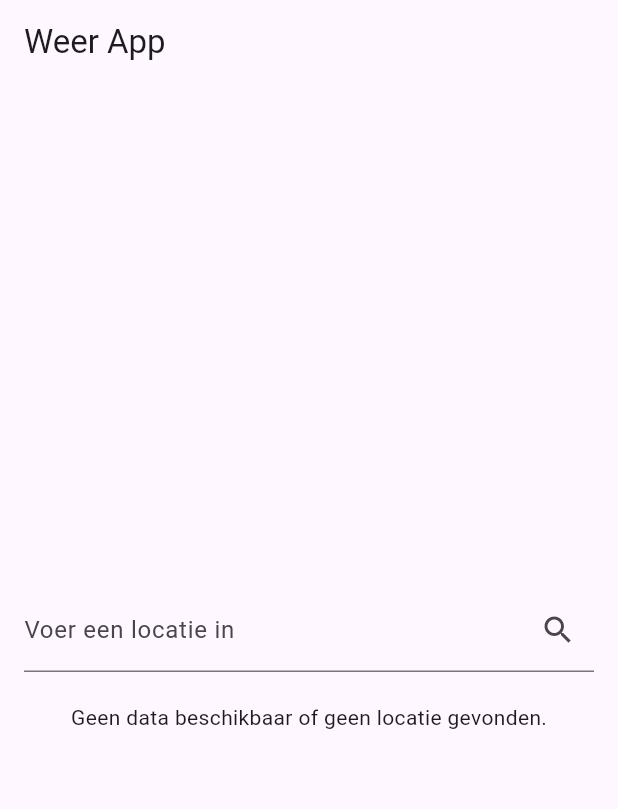
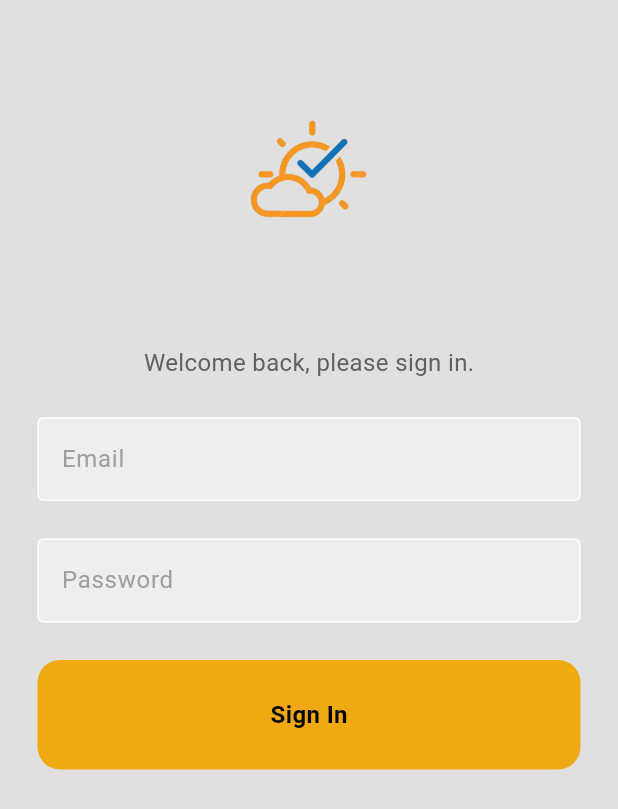
Before and after one commit to czout/weather_app, a Flutter app: the screen it shows after launch, on a phone screen of 412 x 824 dp. Shown: the top 809 px of the screen. Run offline on Flutter 3.47's test engine with Material 3 defaults, Android fonts, the phone set to English and light mode, and no system bars.

Commit message:
Front-End login page

```diff
--- a/lib/main.dart
+++ b/lib/main.dart
@@ -1,79 +1,78 @@
 import 'package:flutter/material.dart';
-import 'package:provider/provider.dart';
-import 'package:weather_app/providers/weather_provider.dart';
-import 'package:weather_app/widgets/weather_display.dart';
+import 'package:weather_app/pages/login_page.dart';
+// import 'package:provider/provider.dart';
+// import 'package:weather_app/providers/weather_provider.dart';
+// import 'package:weather_app/widgets/weather_display.dart';
 
 void main() {
-  runApp(
-    ChangeNotifierProvider(
-      create: (_) => WeatherProvider(),
-      child: MyApp(),
-    ),
-  );
+  runApp(const MyApp());
 }
 
 class MyApp extends StatelessWidget {
+  const MyApp({super.key});
+
   @override
   Widget build(BuildContext context) {
     return MaterialApp(
-      home: WeatherScreen(),
+      debugShowCheckedModeBanner: false,
+      home: LoginPage(),
     );
   }
 }
 
-class WeatherScreen extends StatelessWidget {
-  final TextEditingController _controller = TextEditingController();
+// class WeatherScreen extends StatelessWidget {
+//   final TextEditingController _controller = TextEditingController();
 
-  @override
-  Widget build(BuildContext context) {
-    return Scaffold(
-      appBar: AppBar(
-        title: Text('Weer App'),
-      ),
-      body: Center(
-        child: Padding(
-          padding: const EdgeInsets.all(16.0),
-          child: Column(
-            mainAxisAlignment: MainAxisAlignment.center,
-            children: [
-              TextField(
-                controller: _controller,
-                decoration: InputDecoration(
-                  labelText: 'Voer een locatie in',
-                  suffixIcon: IconButton(
-                    icon: Icon(Icons.search),
-                    onPressed: () {
-                      final provider =
-                          Provider.of<WeatherProvider>(context, listen: false);
-                      provider.fetchWeather(_controller.text);
-                    },
-                  ),
-                ),
-                onSubmitted: (value) {
-                  final provider =
-                      Provider.of<WeatherProvider>(context, listen: false);
-                  provider.fetchWeather(value);
-                },
-              ),
-              SizedBox(height: 20),
-              Consumer<WeatherProvider>(
-                builder: (context, provider, child) {
-                  if (provider.isLoading) {
-                    return CircularProgressIndicator();
-                  } else if (provider.weather != null) {
-                    return WeatherDisplay(weather: provider.weather!);
-                  } else if (!provider.isLoading && provider.weather == null) {
-                    return Text(
-                        'Geen data beschikbaar of geen locatie gevonden.');
-                  } else {
-                    return Container(); // In case nothing to display
-                  }
-                },
-              ),
-            ],
-          ),
-        ),
-      ),
-    );
-  }
-}
+//   @override
+//   Widget build(BuildContext context) {
+//     return Scaffold(
+//       appBar: AppBar(
+//         title: Text('Weer App'),
+//       ),
+//       body: Center(
+//         child: Padding(
+//           padding: const EdgeInsets.all(16.0),
+//           child: Column(
+//             mainAxisAlignment: MainAxisAlignment.center,
+//             children: [
+//               TextField(
+//                 controller: _controller,
+//                 decoration: InputDecoration(
+//                   labelText: 'Voer een locatie in',
+//                   suffixIcon: IconButton(
+//                     icon: Icon(Icons.search),
+//                     onPressed: () {
+//                       final provider =
+//                           Provider.of<WeatherProvider>(context, listen: false);
+//                       provider.fetchWeather(_controller.text);
+//                     },
+//                   ),
+//                 ),
+//                 onSubmitted: (value) {
+//                   final provider =
+//                       Provider.of<WeatherProvider>(context, listen: false);
+//                   provider.fetchWeather(value);
+//                 },
+//               ),
+//               SizedBox(height: 20),
+//               Consumer<WeatherProvider>(
+//                 builder: (context, provider, child) {
+//                   if (provider.isLoading) {
+//                     return CircularProgressIndicator();
+//                   } else if (provider.weather != null) {
+//                     return WeatherDisplay(weather: provider.weather!);
+//                   } else if (!provider.isLoading && provider.weather == null) {
+//                     return Text(
+//                         'Geen data beschikbaar of geen locatie gevonden.');
+//                   } else {
+//                     return Container(); // In case nothing to display
+//                   }
+//                 },
+//               ),
+//             ],
+//           ),
+//         ),
+//       ),
+//     );
+//   }
+// }
--- /dev/null
+++ b/lib/pages/login_page.dart
@@ -0,0 +1,77 @@
+import 'package:flutter/material.dart';
+import 'package:weather_app/widgets/form_display.dart';
+
+class LoginPage extends StatelessWidget {
+  LoginPage({super.key});
+
+  // Controllers
+  final emailController = TextEditingController();
+  final passwordController = TextEditingController();
+
+  @override
+  Widget build(BuildContext context) {
+    return Scaffold(
+        backgroundColor: Colors.grey[300],
+        body: SafeArea(
+            child: Center(
+                child: Column(children: [
+          // Weather App Logo
+          const SizedBox(height: 25),
+          Image.asset(
+            'lib/images/WeatherApp_Logo.png',
+            height: 200,
+            width: 200,
+          ),
+
+          // Welcome Message
+          const SizedBox(height: 5),
+
+          Text(
+            'Welcome back, please sign in.',
+            style: TextStyle(
+              color: Colors.grey[700],
+              fontSize: 16,
+            ),
+          ),
+
+          // Email TextField
+          const SizedBox(height: 25),
+
+          FormDisplay(
+            controller: emailController,
+            hintText: 'Email',
+            obscureText: false,
+          ),
+          // Password TextField
+          const SizedBox(height: 25),
+
+          FormDisplay(
+            controller: passwordController,
+            hintText: 'Password',
+            obscureText: true,
+          ),
+
+          // Sign-In Button
+          const SizedBox(height: 25),
+
+          GestureDetector(
+            child: Container(
+              padding: const EdgeInsets.all(25),
+              margin: const EdgeInsets.symmetric(horizontal: 25),
+              decoration: BoxDecoration(
+                  color: Color.fromARGB(255, 240, 169, 17),
+                  borderRadius: BorderRadius.circular(15)),
+              child: const Center(
+                  child: Text(
+                'Sign In',
+                style: TextStyle(
+                  color: Colors.black,
+                  fontWeight: FontWeight.bold,
+                  fontSize: 16,
+                ),
+              )),
+            ),
+          )
+        ]))));
+  }
+}
--- /dev/null
+++ b/lib/widgets/form_display.dart
@@ -0,0 +1,36 @@
+import 'package:flutter/material.dart';
+
+class FormDisplay extends StatelessWidget {
+  final controller;
+  final String hintText;
+  final bool obscureText;
+
+  const FormDisplay({
+    super.key,
+    required this.controller,
+    required this.hintText,
+    required this.obscureText,
+  });
+
+  @override
+  Widget build(BuildContext context) {
+    return Padding(
+      padding: const EdgeInsets.symmetric(horizontal: 25.0),
+      child: TextField(
+        controller: controller,
+        obscureText: obscureText,
+        decoration: InputDecoration(
+            enabledBorder: const OutlineInputBorder(
+              borderSide: BorderSide(color: Colors.white),
+            ),
+            focusedBorder: OutlineInputBorder(
+              borderSide: BorderSide(color: Colors.grey.shade400),
+            ),
+            fillColor: Colors.grey.shade200,
+            filled: true,
+            hintText: hintText,
+            hintStyle: TextStyle(color: Colors.grey[500])),
+      ),
+    );
+  }
+}
--- a/pubspec.yaml
+++ b/pubspec.yaml
@@ -62,8 +62,8 @@ flutter:
   uses-material-design: true
 
   # To add assets to your application, add an assets section, like this:
-  # assets:
-  #   - images/a_dot_burr.jpeg
+  assets:
+    - lib/images/
   #   - images/a_dot_ham.jpeg
 
   # An image asset can refer to one or more resolution-specific "variants", see
```
Also changed, not shown: lib/images/WeatherApp_Logo.png (added).
